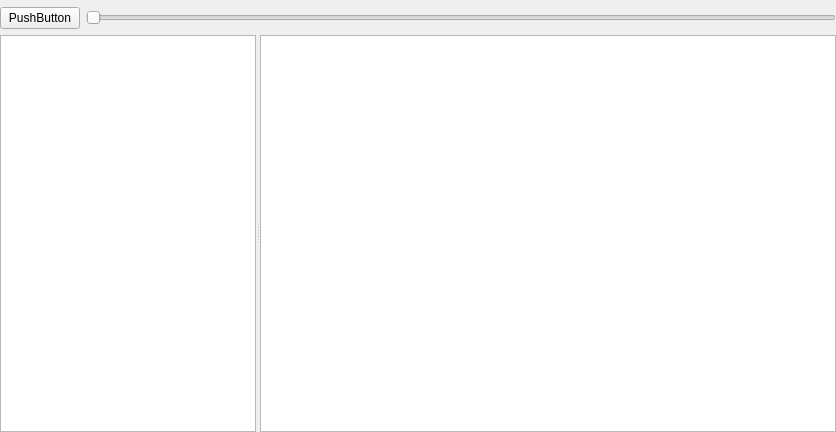
This is src/widgets/assetwidget.ui in jahshaka/Studio as Qt 5 draws it before an edit. The edited form follows.
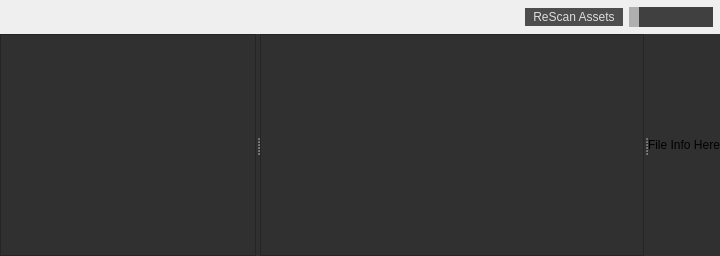
This is the edited form.

Commit message: Wrapup and finalize base widget changes

The edit to the form file:
```diff
--- a/src/widgets/assetwidget.ui
+++ b/src/widgets/assetwidget.ui
@@ -6,13 +6,40 @@
    <rect>
     <x>0</x>
     <y>0</y>
-    <width>836</width>
-    <height>432</height>
+    <width>720</width>
+    <height>256</height>
    </rect>
   </property>
   <property name="windowTitle">
    <string>Form</string>
   </property>
+  <property name="styleSheet">
+   <string notr="true">QPushButton {
+    background-color: #4D4D4D;
+    color: #DEDEDE;
+    border: 0;
+	padding: 2px 8px;
+}
+
+QPushButton:hover {
+    background-color: #555;
+}
+
+QPushButton:pressed {
+    background-color: #444;
+}
+
+QSlider::groove:horizontal {
+   /* height: 8px; /* the groove expands to the size of the slider by default. by giving it a height, it has a fixed size */
+    background: #404040;
+}
+
+QSlider::handle:horizontal {
+    background: #AFAFAF;
+    width: 10px;
+    margin: -2px 0; /* handle is placed by default on the contents rect of the groove. Expand outside the groove */
+}</string>
+  </property>
   <layout class="QGridLayout" name="gridLayout">
    <property name="leftMargin">
     <number>0</number>
@@ -26,6 +53,9 @@
    <property name="bottomMargin">
     <number>0</number>
    </property>
+   <property name="verticalSpacing">
+    <number>0</number>
+   </property>
    <item row="0" column="0">
     <widget class="QWidget" name="headerTEMP" native="true">
      <property name="sizePolicy">
@@ -36,26 +66,45 @@
      </property>
      <layout class="QHBoxLayout" name="horizontalLayout">
       <property name="leftMargin">
-       <number>0</number>
+       <number>7</number>
       </property>
       <property name="topMargin">
        <number>7</number>
       </property>
       <property name="rightMargin">
-       <number>0</number>
+       <number>7</number>
       </property>
       <property name="bottomMargin">
-       <number>0</number>
+       <number>7</number>
       </property>
+      <item>
+       <spacer name="horizontalSpacer">
+        <property name="orientation">
+         <enum>Qt::Horizontal</enum>
+        </property>
+        <property name="sizeHint" stdset="0">
+         <size>
+          <width>40</width>
+          <height>20</height>
+         </size>
+        </property>
+       </spacer>
+      </item>
       <item>
        <widget class="QPushButton" name="pushButton">
         <property name="text">
-         <string>PushButton</string>
+         <string>ReScan Assets</string>
         </property>
        </widget>
       </item>
       <item>
        <widget class="QSlider" name="horizontalSlider">
+        <property name="sizePolicy">
+         <sizepolicy hsizetype="Minimum" vsizetype="Preferred">
+          <horstretch>0</horstretch>
+          <verstretch>0</verstretch>
+         </sizepolicy>
+        </property>
         <property name="orientation">
          <enum>Qt::Horizontal</enum>
         </property>
@@ -66,11 +115,8 @@
    </item>
    <item row="1" column="0">
     <widget class="QSplitter" name="splitter">
-     <property name="sizePolicy">
-      <sizepolicy hsizetype="Preferred" vsizetype="Preferred">
-       <horstretch>0</horstretch>
-       <verstretch>0</verstretch>
-      </sizepolicy>
+     <property name="styleSheet">
+      <string notr="true">background: #303030</string>
      </property>
      <property name="orientation">
       <enum>Qt::Horizontal</enum>
@@ -105,6 +151,35 @@
        </sizepolicy>
       </property>
      </widget>
+     <widget class="QWidget" name="widget" native="true">
+      <property name="sizePolicy">
+       <sizepolicy hsizetype="Preferred" vsizetype="Preferred">
+        <horstretch>0</horstretch>
+        <verstretch>0</verstretch>
+       </sizepolicy>
+      </property>
+      <layout class="QVBoxLayout" name="verticalLayout">
+       <property name="leftMargin">
+        <number>0</number>
+       </property>
+       <property name="topMargin">
+        <number>0</number>
+       </property>
+       <property name="rightMargin">
+        <number>0</number>
+       </property>
+       <property name="bottomMargin">
+        <number>0</number>
+       </property>
+       <item>
+        <widget class="QLabel" name="label">
+         <property name="text">
+          <string>File Info Here</string>
+         </property>
+        </widget>
+       </item>
+      </layout>
+     </widget>
     </widget>
    </item>
   </layout>
```
The commit also changes 4 other files.
